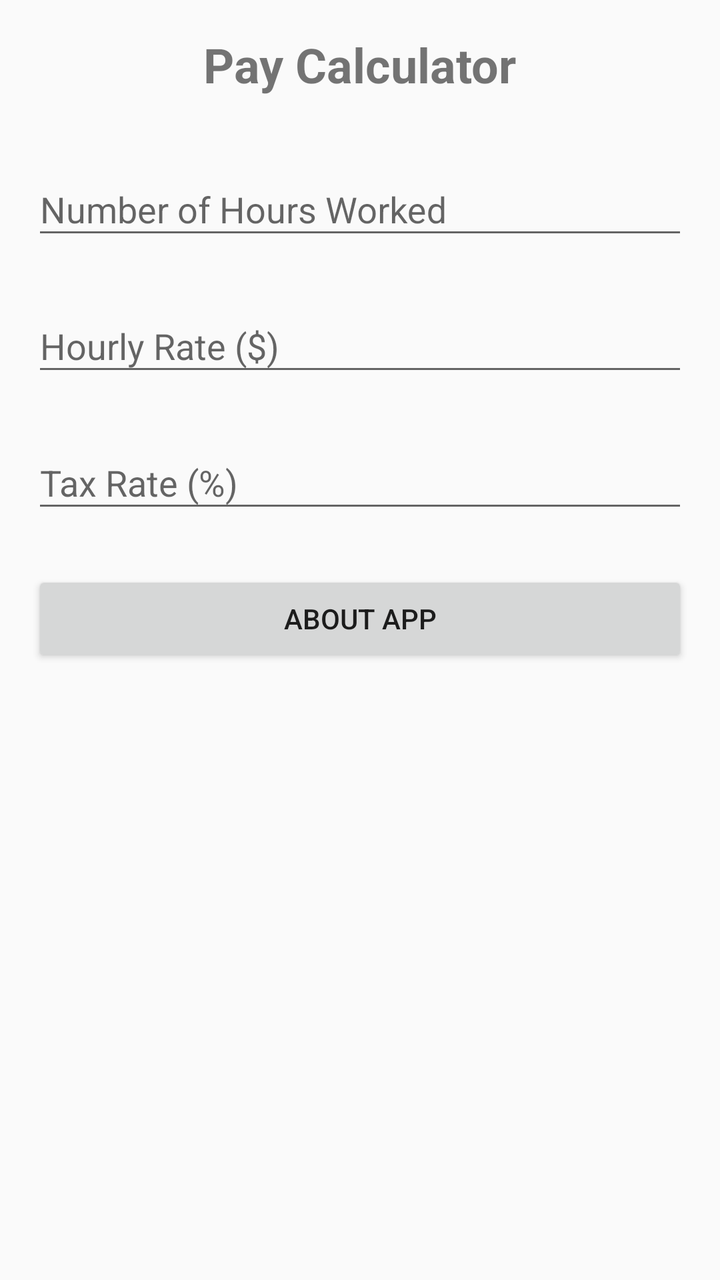
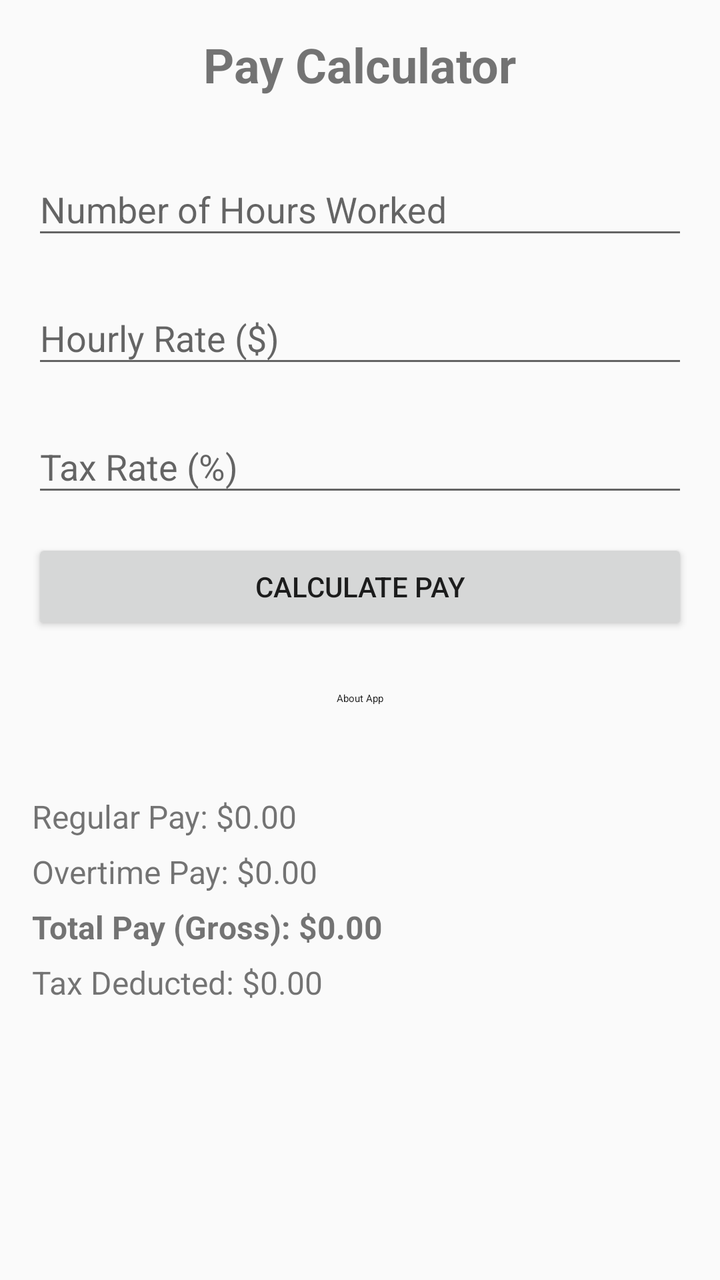

Screens rendered from an Android XML layout before and after an edit, with the pre-edit source and the edit as a unified diff.
<!-- AndroidManifest.xml: application theme Theme.AppCompat.Light.DarkActionBar -->
<!-- res/layout/activity_main.xml -->
<?xml version="1.0" encoding="utf-8"?>
<ScrollView xmlns:android="http://schemas.android.com/apk/res/android"
    android:layout_width="match_parent"
    android:layout_height="match_parent">

    <LinearLayout
        android:layout_width="match_parent"
        android:layout_height="wrap_content"
        android:orientation="vertical"
        android:padding="16dp">

        <TextView
            android:layout_width="wrap_content"
            android:layout_height="wrap_content"
            android:layout_gravity="center_horizontal"
            android:layout_marginBottom="24dp"
            android:text="Pay Calculator"
            android:textSize="24sp"
            android:textStyle="bold" />

        <com.google.android.material.textfield.TextInputLayout
            android:layout_width="match_parent"
            android:layout_height="wrap_content"
            android:layout_marginBottom="16dp"
            android:hint="Number of Hours Worked">

            <com.google.android.material.textfield.TextInputEditText
                android:id="@+id/etHoursWorked"
                android:layout_width="match_parent"
                android:layout_height="wrap_content"
                android:inputType="numberDecimal" />
        </com.google.android.material.textfield.TextInputLayout>

        <com.google.android.material.textfield.TextInputLayout
            android:layout_width="match_parent"
            android:layout_height="wrap_content"
            android:layout_marginBottom="16dp"
            android:hint="Hourly Rate ($)">

            <com.google.android.material.textfield.TextInputEditText
                android:id="@+id/etHourlyRate"
                android:layout_width="match_parent"
                android:layout_height="wrap_content"
                android:inputType="numberDecimal" />
        </com.google.android.material.textfield.TextInputLayout>

        <com.google.android.material.textfield.TextInputLayout
            android:layout_width="match_parent"
            android:layout_height="wrap_content"
            android:layout_marginBottom="24dp"
            android:hint="Tax Rate (%)">

            <com.google.android.material.textfield.TextInputEditText
                android:id="@+id/etTaxRate"
                android:layout_width="match_parent"
                android:layout_height="wrap_content"
                android:inputType="numberDecimal" />
        </com.google.android.material.textfield.TextInputLayout>

        <Button
            android:id="@+id/btnAbout"
            android:layout_width="match_parent"
            android:layout_height="wrap_content"
            android:text="About App" />

    </LinearLayout>
</ScrollView>
<!-- resources referenced by this layout -->
<resources>

</resources>

<!-- the commit's change to res/layout/activity_main.xml (unified diff, before → after) -->
@@ -18,10 +18,11 @@
             android:textSize="24sp"
             android:textStyle="bold" />
 
+        
         <com.google.android.material.textfield.TextInputLayout
             android:layout_width="match_parent"
             android:layout_height="wrap_content"
-            android:layout_marginBottom="16dp"
+            android:layout_marginBottom="12dp"
             android:hint="Number of Hours Worked">
 
             <com.google.android.material.textfield.TextInputEditText
@@ -34,7 +35,7 @@
         <com.google.android.material.textfield.TextInputLayout
             android:layout_width="match_parent"
             android:layout_height="wrap_content"
-            android:layout_marginBottom="16dp"
+            android:layout_marginBottom="12dp"
             android:hint="Hourly Rate ($)">
 
             <com.google.android.material.textfield.TextInputEditText
@@ -47,7 +48,7 @@
         <com.google.android.material.textfield.TextInputLayout
             android:layout_width="match_parent"
             android:layout_height="wrap_content"
-            android:layout_marginBottom="24dp"
+            android:layout_marginBottom="16dp"
             android:hint="Tax Rate (%)">
 
             <com.google.android.material.textfield.TextInputEditText
@@ -57,11 +58,62 @@
                 android:inputType="numberDecimal" />
         </com.google.android.material.textfield.TextInputLayout>
 
+        
+        <Button
+            android:id="@+id/btnCalculate"
+            android:layout_width="match_parent"
+            android:layout_height="wrap_content"
+            android:text="Calculate Pay" />
+
         <Button
             android:id="@+id/btnAbout"
+            style="@style/Widget.MaterialComponents.Button.OutlinedButton"
             android:layout_width="match_parent"
             android:layout_height="wrap_content"
+            android:layout_marginTop="8dp"
             android:text="About App" />
+
+        
+        <LinearLayout
+            android:id="@+id/resultsContainer"
+            android:layout_width="match_parent"
+            android:layout_height="wrap_content"
+            android:layout_marginTop="24dp"
+            android:orientation="vertical">
+
+            <TextView
+                android:id="@+id/tvRegularPay"
+                android:layout_width="wrap_content"
+                android:layout_height="wrap_content"
+                android:text="Regular Pay: $0.00"
+                android:textSize="16sp" />
+
+            <TextView
+                android:id="@+id/tvOvertimePay"
+                android:layout_width="wrap_content"
+                android:layout_height="wrap_content"
+                android:layout_marginTop="6dp"
+                android:text="Overtime Pay: $0.00"
+                android:textSize="16sp" />
+
+            <TextView
+                android:id="@+id/tvTotalPay"
+                android:layout_width="wrap_content"
+                android:layout_height="wrap_content"
+                android:layout_marginTop="6dp"
+                android:text="Total Pay (Gross): $0.00"
+                android:textSize="16sp"
+                android:textStyle="bold" />
+
+            <TextView
+                android:id="@+id/tvTax"
+                android:layout_width="wrap_content"
+                android:layout_height="wrap_content"
+                android:layout_marginTop="6dp"
+                android:text="Tax Deducted: $0.00"
+                android:textSize="16sp" />
+
+        </LinearLayout>
 
     </LinearLayout>
 </ScrollView>
